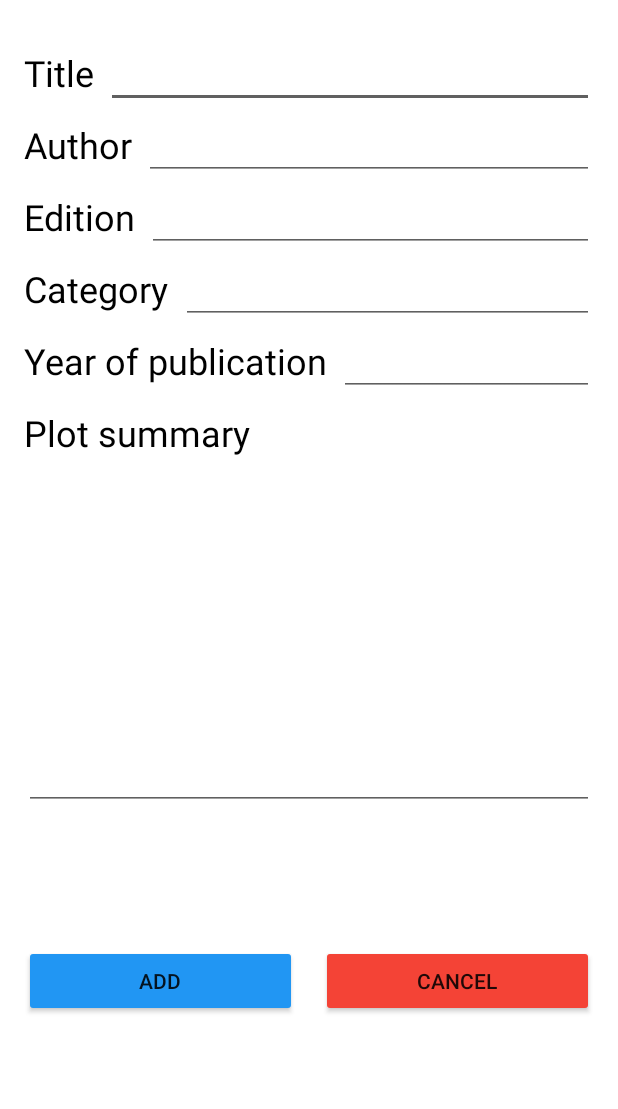
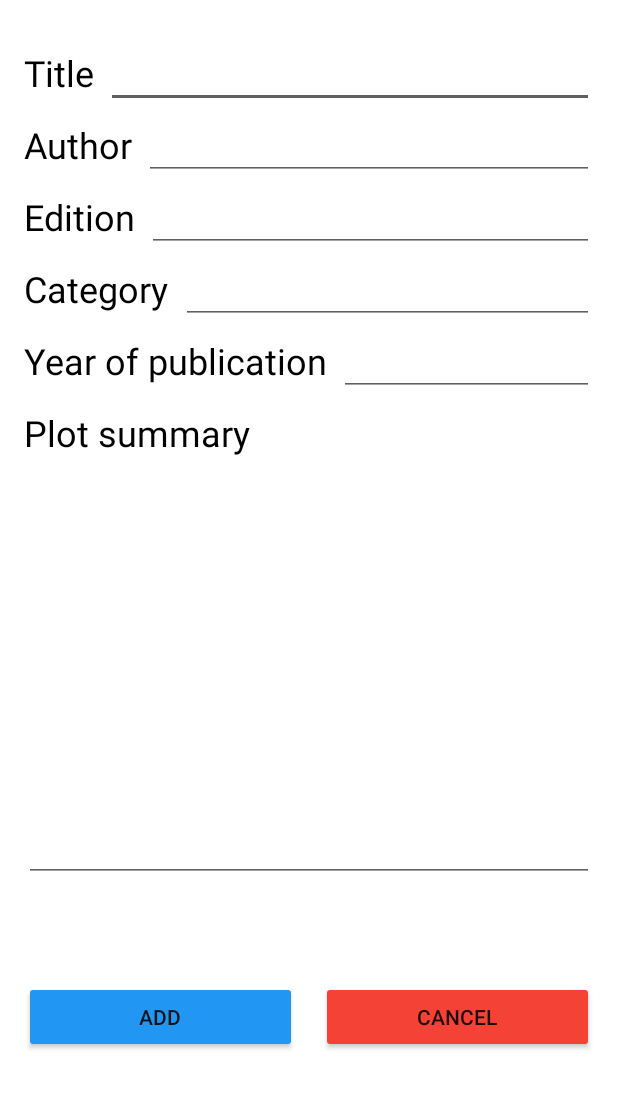
Before and after one commit to nmHEVS/BookReviews, an Android app: the AddBook screen opened directly, with no data from a screen before it, on a phone screen of 412 x 824 dp, the part 84-1193 px from its top. Run offline under Robolectric (Android 15) with nearby library versions, the phone set to English and light mode, and no system bars; our stand-ins replace Room's generated code.

Commit message:
Update activity_add_book.xml

```diff
--- a/app/src/main/res/layout/activity_add_book.xml
+++ b/app/src/main/res/layout/activity_add_book.xml
@@ -182,7 +182,7 @@
         android:textColor="?attr/textColor"
         app:layout_constraintEnd_toEndOf="parent"
         app:layout_constraintStart_toStartOf="parent"
-        app:layout_constraintTop_toBottomOf="@+id/yearPublished_editText" />
+        app:layout_constraintTop_toBottomOf="@+id/summary_textView" />
 
     //butttons ---------------------------------------------------------------------
 
```
